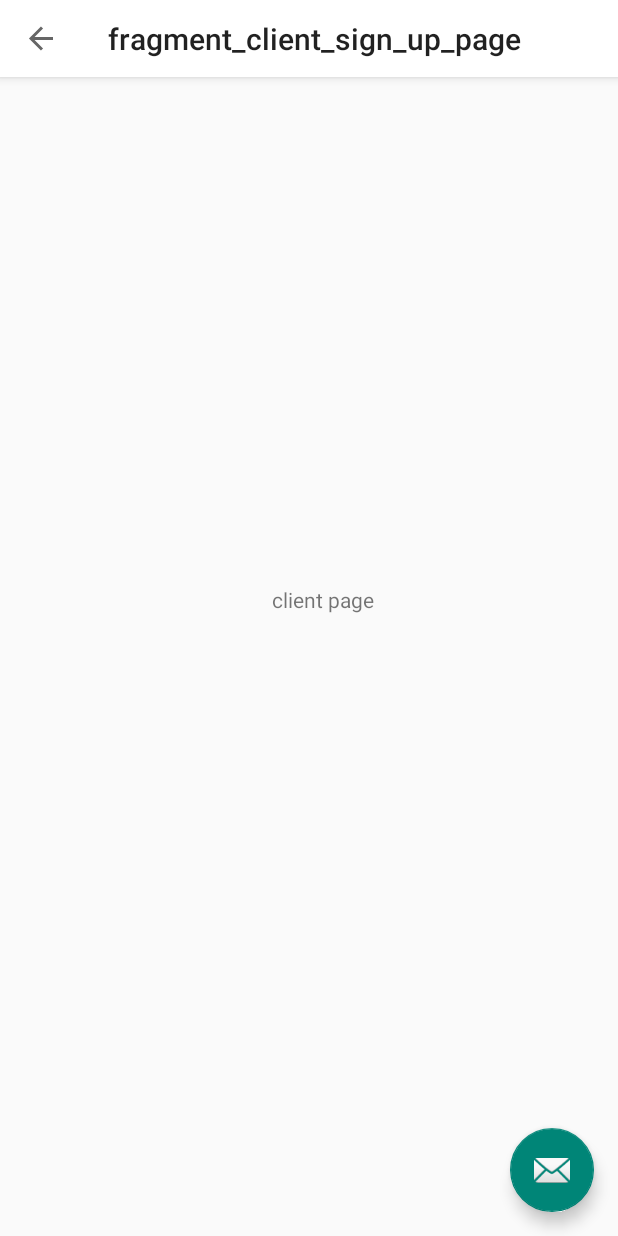
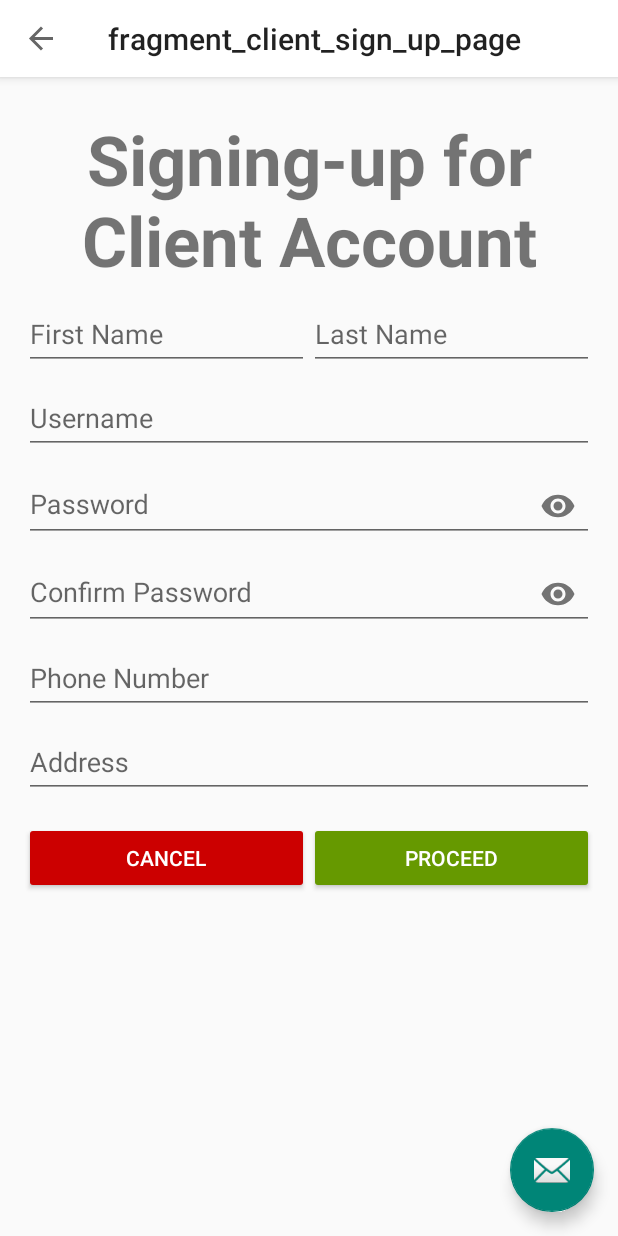
Before and after one commit to jmarcbalbada/laundiri, an Android app: the ClientSignupPage screen opened through its navigation route, on a phone screen of 412 x 824 dp. Run offline under Robolectric (Android 15) with nearby library versions, the phone set to English and light mode, and no system bars; our stand-ins replace navigation-ui.

Commit message:
[Obiso] - Client SignUp arranged (with picture commented out).

```diff
--- a/app/src/main/res/layout/fragment_client_sign_up_page.xml
+++ b/app/src/main/res/layout/fragment_client_sign_up_page.xml
@@ -4,25 +4,183 @@
     xmlns:tools="http://schemas.android.com/tools"
     android:layout_width="match_parent"
     android:layout_height="match_parent"
+    android:orientation="vertical"
+    android:padding="16dp"
     tools:context=".ClientSignupPage">
 
-    <androidx.constraintlayout.widget.ConstraintLayout
+    <LinearLayout
+    android:layout_width="match_parent"
+    android:layout_height="wrap_content"
+    android:orientation="vertical">
+
+    <LinearLayout
         android:layout_width="match_parent"
-        android:layout_height="match_parent">
+        android:layout_height="wrap_content"
+        android:orientation="vertical"
+        android:gravity="center">
 
+        <!-- Image -->
+<!--        <ImageView-->
+<!--            android:id="@+id/profileImageView"-->
+<!--            android:layout_width="120dp"-->
+<!--            android:layout_height="120dp"-->
+<!--            android:src=""-->
+<!--            android:contentDescription="Profile Picture"/>-->
+
+        <!-- Text -->
         <TextView
-            android:id="@+id/textView3"
-            android:layout_width="147dp"
-            android:layout_height="94dp"
-            android:gravity="center"
-            android:text="client page"
-            app:layout_constraintBottom_toBottomOf="parent"
-            app:layout_constraintEnd_toEndOf="parent"
-            app:layout_constraintHorizontal_bias="0.537"
-            app:layout_constraintStart_toStartOf="parent"
-            app:layout_constraintTop_toTopOf="parent"
-            app:layout_constraintVertical_bias="0.444" />
+            android:layout_width="wrap_content"
+            android:layout_height="wrap_content"
+            android:layout_marginTop="8dp"
+            android:text="Signing-up for Client Account"
+            android:textAlignment="center"
+            android:textSize="46sp"
+            android:textStyle="bold" />
+    </LinearLayout>
 
-    </androidx.constraintlayout.widget.ConstraintLayout>
+    <LinearLayout
+        android:layout_width="match_parent"
+        android:layout_height="wrap_content"
+        android:orientation="horizontal">
+
+        <!-- First Name -->
+        <com.google.android.material.textfield.TextInputLayout
+            android:id="@+id/firstNameLayout"
+            android:layout_width="0dp"
+            android:layout_weight="1"
+            android:layout_height="wrap_content"
+            android:hint="First Name">
+
+            <com.google.android.material.textfield.TextInputEditText
+                android:id="@+id/firstNameEditText"
+                android:layout_width="match_parent"
+                android:layout_height="wrap_content"
+                android:inputType="textPersonName"
+                app:hintEnabled="false" />
+        </com.google.android.material.textfield.TextInputLayout>
+
+        <!-- Last Name -->
+        <com.google.android.material.textfield.TextInputLayout
+            android:id="@+id/lastNameLayout"
+            android:layout_width="0dp"
+            android:layout_weight="1"
+            android:layout_height="wrap_content"
+            android:hint="Last Name">
+
+            <com.google.android.material.textfield.TextInputEditText
+                android:id="@+id/lastNameEditText"
+                android:layout_width="match_parent"
+                android:layout_height="wrap_content"
+                android:inputType="textPersonName"
+                app:hintEnabled="false" />
+        </com.google.android.material.textfield.TextInputLayout>
+
+    </LinearLayout>
+
+    <!-- Username -->
+    <com.google.android.material.textfield.TextInputLayout
+        android:id="@+id/usernameLayout"
+        android:layout_width="match_parent"
+        android:layout_height="wrap_content"
+        android:hint="Username">
+
+        <com.google.android.material.textfield.TextInputEditText
+            android:id="@+id/usernameEditText"
+            android:layout_width="match_parent"
+            android:layout_height="wrap_content"
+            android:inputType="text"
+            app:hintEnabled="false" />
+    </com.google.android.material.textfield.TextInputLayout>
+
+    <!-- Password -->
+    <com.google.android.material.textfield.TextInputLayout
+        android:id="@+id/passwordLayout"
+        android:layout_width="match_parent"
+        android:layout_height="wrap_content"
+        android:hint="Password"
+        app:passwordToggleEnabled="true">
+
+        <com.google.android.material.textfield.TextInputEditText
+            android:id="@+id/passwordEditText"
+            android:layout_width="match_parent"
+            android:layout_height="wrap_content"
+            android:inputType="textPassword"
+            app:hintEnabled="false" />
+    </com.google.android.material.textfield.TextInputLayout>
+
+    <!-- Confirm Password -->
+    <com.google.android.material.textfield.TextInputLayout
+        android:id="@+id/confirmPasswordLayout"
+        android:layout_width="match_parent"
+        android:layout_height="wrap_content"
+        android:hint="Confirm Password"
+        app:passwordToggleEnabled="true">
+
+        <com.google.android.material.textfield.TextInputEditText
+            android:id="@+id/confirmPasswordEditText"
+            android:layout_width="match_parent"
+            android:layout_height="wrap_content"
+            android:inputType="textPassword"
+            app:hintEnabled="false" />
+    </com.google.android.material.textfield.TextInputLayout>
+
+    <!-- Phone Number -->
+    <com.google.android.material.textfield.TextInputLayout
+        android:id="@+id/phoneNumberLayout"
+        android:layout_width="match_parent"
+        android:layout_height="wrap_content"
+        android:hint="Phone Number">
+
+        <com.google.android.material.textfield.TextInputEditText
+            android:id="@+id/phoneNumberEditText"
+            android:layout_width="match_parent"
+            android:layout_height="wrap_content"
+            android:inputType="phone"
+            app:hintEnabled="false" />
+    </com.google.android.material.textfield.TextInputLayout>
+
+    <!-- Address -->
+    <com.google.android.material.textfield.TextInputLayout
+        android:id="@+id/addressLayout"
+        android:layout_width="match_parent"
+        android:layout_height="wrap_content"
+        android:hint="Address">
+
+        <com.google.android.material.textfield.TextInputEditText
+            android:id="@+id/addressEditText"
+            android:layout_width="match_parent"
+            android:layout_height="wrap_content"
+            android:inputType="textPostalAddress"
+            app:hintEnabled="false" />
+    </com.google.android.material.textfield.TextInputLayout>
+
+    </LinearLayout>
+
+    <LinearLayout
+        android:layout_width="match_parent"
+        android:layout_height="wrap_content"
+        android:orientation="horizontal"
+        android:layout_marginTop="16dp">
+
+        <!-- Cancel Button -->
+        <Button
+            android:id="@+id/cancelButton"
+            android:layout_width="0dp"
+            android:layout_height="wrap_content"
+            android:layout_weight="1"
+            android:text="Cancel"
+            android:backgroundTint="@android:color/holo_red_dark"
+            android:textColor="@android:color/white" />
+
+        <!-- Proceed Button -->
+        <Button
+            android:id="@+id/proceedButton"
+            android:layout_width="0dp"
+            android:layout_height="wrap_content"
+            android:layout_weight="1"
+            android:text="Proceed"
+            android:backgroundTint="@android:color/holo_green_dark"
+            android:textColor="@android:color/white" />
+    </LinearLayout>
 
 </androidx.appcompat.widget.LinearLayoutCompat>
```
